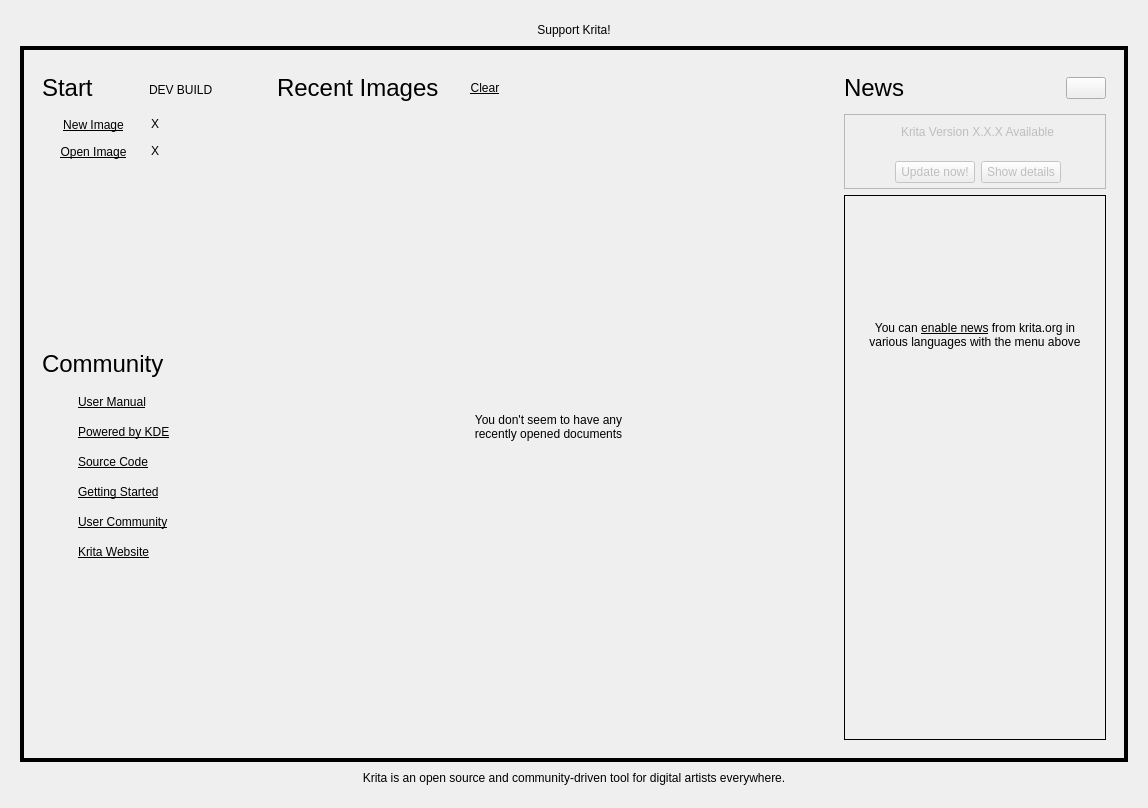
Qt form libs/ui/forms/KisWelcomePage.ui (KDE/krita) before a commit.
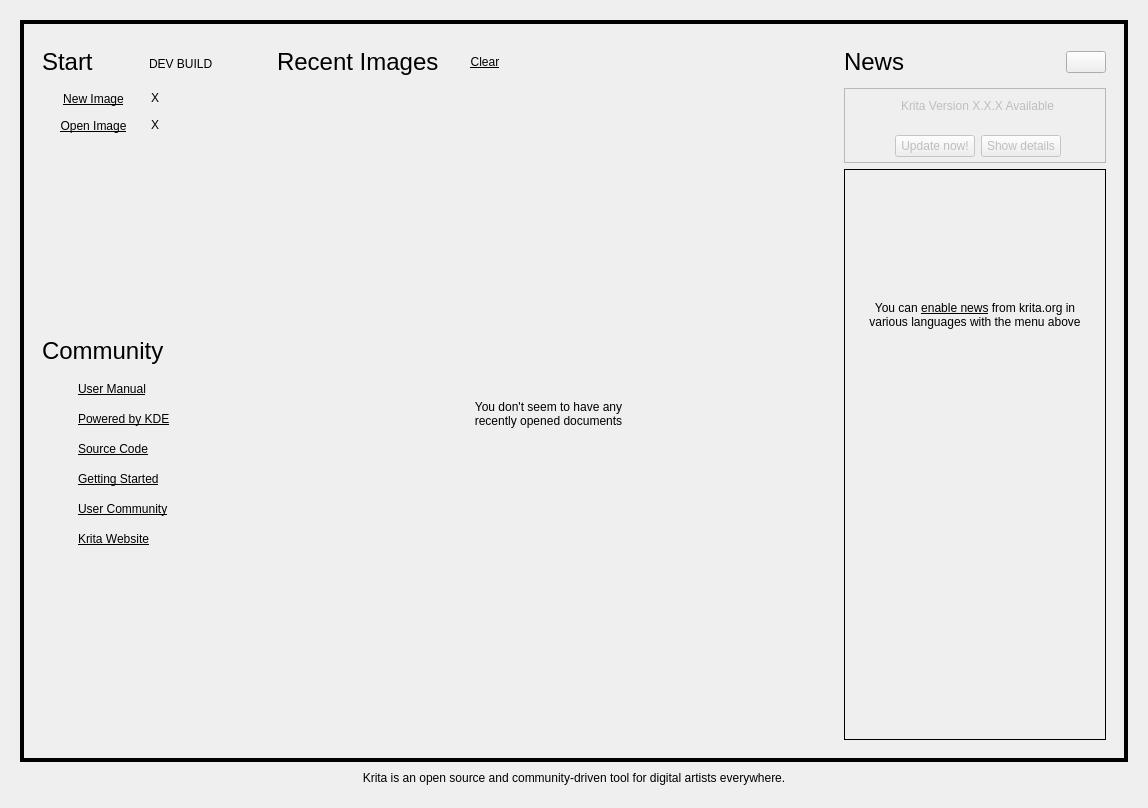
The same form after that commit. Custom widgets are drawn as their Qt base class.

Commit message: Remove dummy label

What changed in the file:
```diff
--- a/libs/ui/forms/KisWelcomePage.ui
+++ b/libs/ui/forms/KisWelcomePage.ui
@@ -37,53 +37,7 @@
     <number>20</number>
    </property>
    <item>
-    <layout class="QHBoxLayout" name="horizontalLayout_9">
-     <item>
-      <spacer name="horizontalSpacer">
-       <property name="orientation">
-        <enum>Qt::Horizontal</enum>
-       </property>
-       <property name="sizeHint" stdset="0">
-        <size>
-         <width>40</width>
-         <height>20</height>
-        </size>
-       </property>
-      </spacer>
-     </item>
-     <item>
-      <widget class="KisClickableLabel" name="lblBanner">
-       <property name="sizePolicy">
-        <sizepolicy hsizetype="Expanding" vsizetype="Preferred">
-         <horstretch>1</horstretch>
-         <verstretch>0</verstretch>
-        </sizepolicy>
-       </property>
-       <property name="cursor">
-        <cursorShape>PointingHandCursor</cursorShape>
-       </property>
-       <property name="text">
-        <string>Support Krita!</string>
-       </property>
-       <property name="alignment">
-        <set>Qt::AlignCenter</set>
-       </property>
-      </widget>
-     </item>
-     <item>
-      <spacer name="horizontalSpacer_2">
-       <property name="orientation">
-        <enum>Qt::Horizontal</enum>
-       </property>
-       <property name="sizeHint" stdset="0">
-        <size>
-         <width>40</width>
-         <height>20</height>
-        </size>
-       </property>
-      </spacer>
-     </item>
-    </layout>
+    <layout class="QHBoxLayout" name="horizontalLayout_9"/>
    </item>
    <item>
     <widget class="QFrame" name="dropFrameBorder">
```
